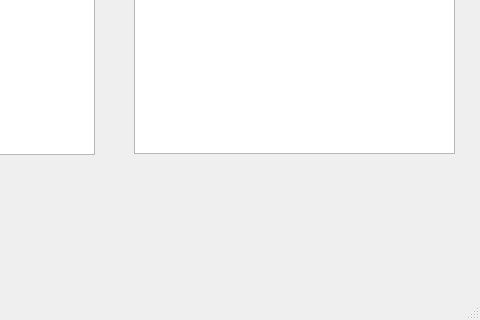
The window that student/13/pairs_gui/mainwindow.ui (Vextee/Ohj2Tyot) describes before a commit, drawn with Qt 5; both pictures show x 556 to 1036 and y 346 to 666 of the 1036 by 666 pixel window.
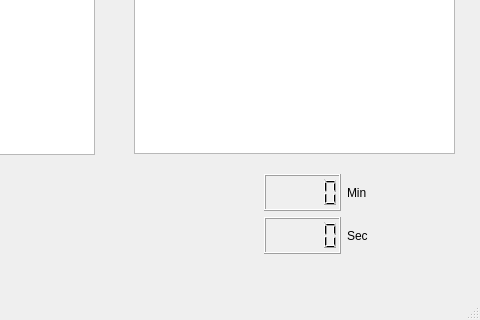
The same window after the commit.

Commit message: Loput lisäominaisuudet lisätty. Lisätty siis kello, joka kertoo pelissä kuluneen ajan ja graphics view laatikoille luotu toiminnallisuudet, jossa korttipino kasvaa pelaajan saadessa pareja.

The edit to the form file:
```diff
--- a/student/13/pairs_gui/mainwindow.ui
+++ b/student/13/pairs_gui/mainwindow.ui
@@ -115,6 +115,38 @@
      <string>Reset</string>
     </property>
    </widget>
+   <widget class="QWidget" name="gridLayoutWidget">
+    <property name="geometry">
+     <rect>
+      <x>820</x>
+      <y>520</y>
+      <width>160</width>
+      <height>80</height>
+     </rect>
+    </property>
+    <layout class="QGridLayout" name="gridLayout">
+     <item row="1" column="1">
+      <widget class="QLabel" name="label">
+       <property name="text">
+        <string>Min</string>
+       </property>
+      </widget>
+     </item>
+     <item row="1" column="0">
+      <widget class="QLCDNumber" name="lcdNumberMin"/>
+     </item>
+     <item row="2" column="0">
+      <widget class="QLCDNumber" name="lcdNumberSec"/>
+     </item>
+     <item row="2" column="1">
+      <widget class="QLabel" name="label_2">
+       <property name="text">
+        <string>Sec</string>
+       </property>
+      </widget>
+     </item>
+    </layout>
+   </widget>
   </widget>
   <widget class="QMenuBar" name="menubar">
    <property name="geometry">
```
The commit also changes 2 other files.
